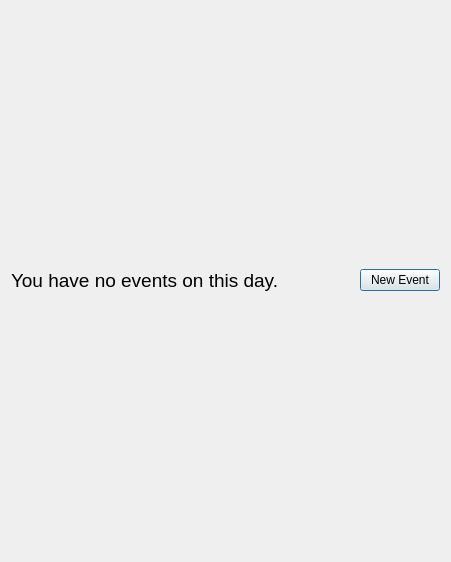
This is daywindow.ui in kacpwoja/EGUI_Calendar_Qt as Qt 5 draws it before an edit. The edited form follows.
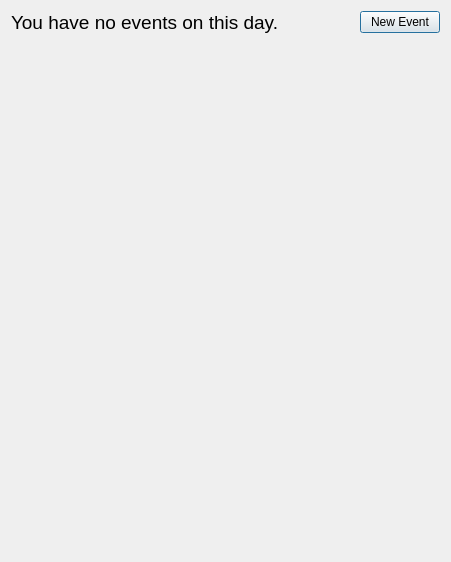
This is the edited form.

Patch:
```diff
--- a/daywindow.ui
+++ b/daywindow.ui
@@ -58,7 +58,21 @@
     </layout>
    </item>
    <item>
-    <layout class="QVBoxLayout" name="eventsLayout"/>
+    <layout class="QVBoxLayout" name="eventsLayout">
+     <item>
+      <spacer name="verticalSpacer">
+       <property name="orientation">
+        <enum>Qt::Vertical</enum>
+       </property>
+       <property name="sizeHint" stdset="0">
+        <size>
+         <width>20</width>
+         <height>40</height>
+        </size>
+       </property>
+      </spacer>
+     </item>
+    </layout>
    </item>
   </layout>
  </widget>
```
